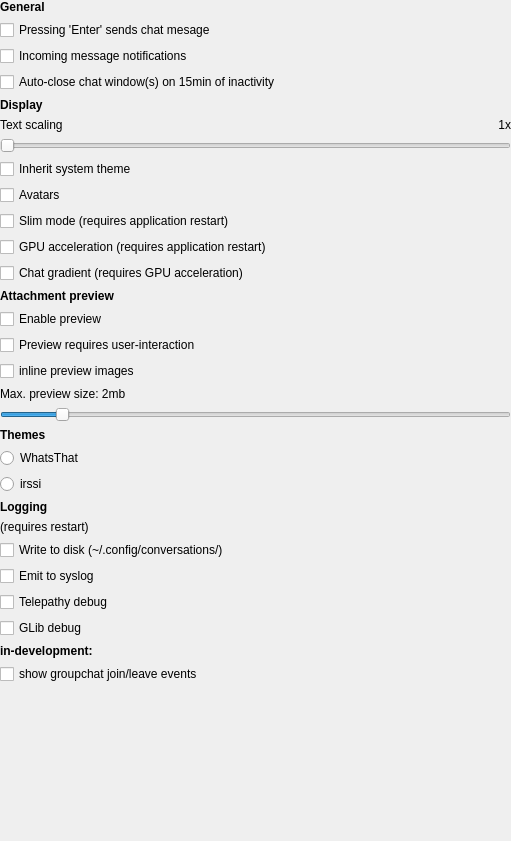
First picture: the form in src/settingswidget.ui, repository maemo-leste/conversations, before the edit.
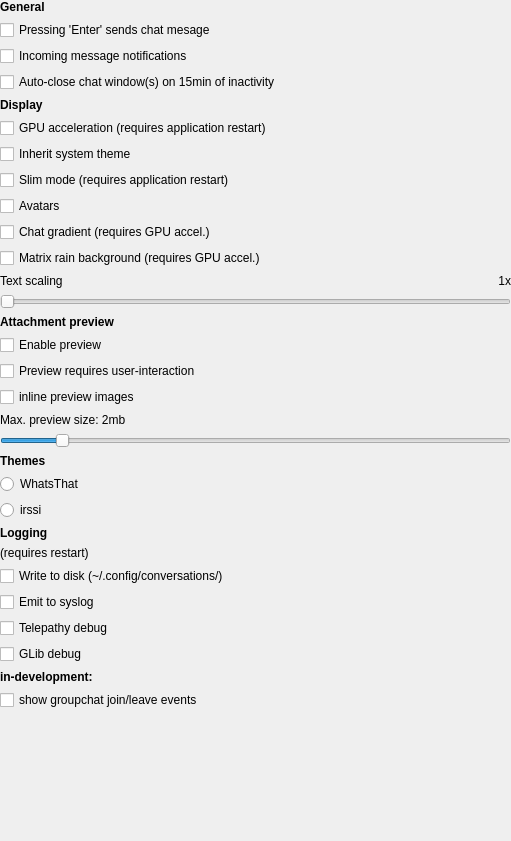
Second picture: the form after the edit.

Commit message: qml: optional digital rain background shader

The edit to the form file:
```diff
--- a/src/settingswidget.ui
+++ b/src/settingswidget.ui
@@ -115,6 +115,48 @@
          </property>
         </widget>
        </item>
+       <item>
+        <widget class="QCheckBox" name="checkBox_enableGPUAccel">
+         <property name="text">
+          <string>GPU acceleration (requires application restart)</string>
+         </property>
+        </widget>
+       </item>
+       <item>
+        <widget class="QCheckBox" name="checkBox_enableInheritSystemTheme">
+         <property name="text">
+          <string>Inherit system theme</string>
+         </property>
+        </widget>
+       </item>
+       <item>
+        <widget class="QCheckBox" name="checkBox_enableSlim">
+         <property name="text">
+          <string>Slim mode (requires application restart)</string>
+         </property>
+        </widget>
+       </item>
+       <item>
+        <widget class="QCheckBox" name="checkBox_enableDisplayAvatars">
+         <property name="text">
+          <string>Avatars</string>
+         </property>
+        </widget>
+       </item>
+       <item>
+        <widget class="QCheckBox" name="checkBox_enableDisplayChatGradient">
+         <property name="text">
+          <string>Chat gradient (requires GPU accel.)</string>
+         </property>
+        </widget>
+       </item>
+       <item>
+        <widget class="QCheckBox" name="checkBox_enableMatrixRainBackground">
+         <property name="text">
+          <string>Matrix rain background (requires GPU accel.)</string>
+         </property>
+        </widget>
+       </item>
        <item>
         <layout class="QHBoxLayout" name="horizontalLayout_3">
          <item>
@@ -164,41 +206,6 @@
          </property>
         </widget>
        </item>
-       <item>
-        <widget class="QCheckBox" name="checkBox_enableInheritSystemTheme">
-         <property name="text">
-          <string>Inherit system theme</string>
-         </property>
-        </widget>
-       </item>
-       <item>
-        <widget class="QCheckBox" name="checkBox_enableDisplayAvatars">
-         <property name="text">
-          <string>Avatars</string>
-         </property>
-        </widget>
-       </item>
-       <item>
-        <widget class="QCheckBox" name="checkBox_enableSlim">
-         <property name="text">
-          <string>Slim mode (requires application restart)</string>
-         </property>
-        </widget>
-       </item>
-       <item>
-        <widget class="QCheckBox" name="checkBox_enableGPUAccel">
-         <property name="text">
-          <string>GPU acceleration (requires application restart)</string>
-         </property>
-        </widget>
-       </item>
-       <item>
-        <widget class="QCheckBox" name="checkBox_enableDisplayChatGradient">
-         <property name="text">
-          <string>Chat gradient (requires GPU acceleration)</string>
-         </property>
-        </widget>
-       </item>
        <item>
         <widget class="QLabel" name="label_2">
          <property name="font">
```
The commit also changes 15 other files.
